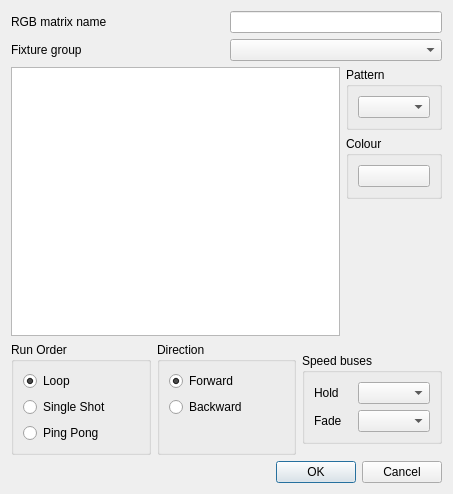
Qt form trunk/ui/src/rgbmatrixeditor.ui (Bondzio/qlc) before a commit.
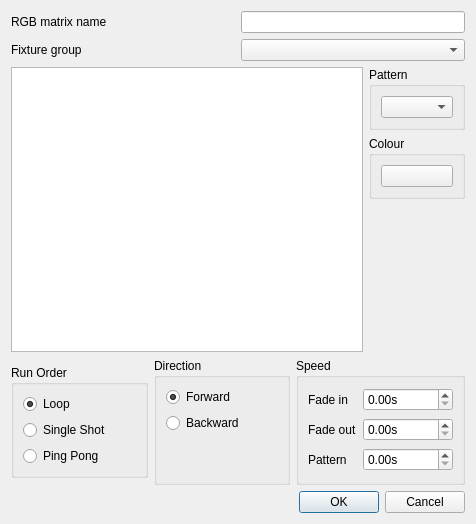
The same form after that commit.

Commit message: Make RGB Matrix obey only fixed speeds (no buses)

```diff
--- a/trunk/ui/src/rgbmatrixeditor.ui
+++ b/trunk/ui/src/rgbmatrixeditor.ui
@@ -6,15 +6,15 @@
    <rect>
     <x>0</x>
     <y>0</y>
-    <width>453</width>
-    <height>494</height>
+    <width>476</width>
+    <height>524</height>
    </rect>
   </property>
   <property name="windowTitle">
    <string>RGB Matrix Editor</string>
   </property>
-  <layout class="QVBoxLayout" name="verticalLayout">
-   <item>
+  <layout class="QGridLayout" name="gridLayout_2">
+   <item row="0" column="0" colspan="3">
     <layout class="QHBoxLayout" name="horizontalLayout_2">
      <item>
       <widget class="QLabel" name="m_nameLabel">
@@ -44,7 +44,7 @@
      </item>
     </layout>
    </item>
-   <item>
+   <item row="1" column="0" colspan="3">
     <layout class="QHBoxLayout" name="horizontalLayout_4">
      <item>
       <widget class="QLabel" name="m_fixtureGroupLabel">
@@ -58,17 +58,10 @@
      </item>
     </layout>
    </item>
-   <item>
+   <item row="2" column="0" colspan="3">
     <layout class="QHBoxLayout" name="horizontalLayout_3">
      <item>
-      <widget class="QGraphicsView" name="m_preview">
-       <property name="sizePolicy">
-        <sizepolicy hsizetype="Expanding" vsizetype="Expanding">
-         <horstretch>0</horstretch>
-         <verstretch>0</verstretch>
-        </sizepolicy>
-       </property>
-      </widget>
+      <widget class="QGraphicsView" name="m_preview"/>
      </item>
      <item>
       <layout class="QVBoxLayout" name="verticalLayout_5">
@@ -136,9 +129,7 @@
      </item>
     </layout>
    </item>
-   <item>
-    <layout class="QHBoxLayout" name="horizontalLayout">
-     <item>
+   <item row="3" column="0">
       <widget class="QGroupBox" name="m_runOrderGroup">
        <property name="sizePolicy">
         <sizepolicy hsizetype="Preferred" vsizetype="Maximum">
@@ -186,7 +177,7 @@
        </layout>
       </widget>
      </item>
-     <item>
+   <item row="3" column="1">
       <widget class="QGroupBox" name="m_directionGroup">
        <property name="sizePolicy">
         <sizepolicy hsizetype="Preferred" vsizetype="Maximum">
@@ -240,44 +231,85 @@
        </layout>
       </widget>
      </item>
-     <item>
-      <widget class="QGroupBox" name="groupBox">
-       <property name="sizePolicy">
-        <sizepolicy hsizetype="Preferred" vsizetype="Maximum">
-         <horstretch>0</horstretch>
-         <verstretch>0</verstretch>
-        </sizepolicy>
+   <item row="3" column="2">
+    <widget class="QGroupBox" name="groupBox_2">
+     <property name="toolTip">
+      <string>Set fixed speed for the RGB matrix</string>
        </property>
        <property name="title">
-        <string>Speed buses</string>
-       </property>
-       <layout class="QGridLayout" name="gridLayout_3">
+      <string>Speed</string>
+     </property>
+     <property name="flat">
+      <bool>false</bool>
+     </property>
+     <property name="checked">
+      <bool>false</bool>
+     </property>
+     <layout class="QGridLayout" name="gridLayout">
         <item row="0" column="0">
-         <widget class="QLabel" name="m_holdBusLabel">
+       <widget class="QLabel" name="label">
           <property name="text">
-           <string>Hold</string>
+         <string>Fade in</string>
           </property>
          </widget>
         </item>
         <item row="0" column="1">
-         <widget class="QComboBox" name="m_holdBusCombo"/>
+       <widget class="QDoubleSpinBox" name="m_fadeInSpin">
+        <property name="toolTip">
+         <string>Time allocated for fade in</string>
+        </property>
+        <property name="suffix">
+         <string>s</string>
+        </property>
+        <property name="maximum">
+         <double>999999.989999999990687</double>
+        </property>
+       </widget>
         </item>
         <item row="1" column="0">
-         <widget class="QLabel" name="m_fadeBusLabel">
+       <widget class="QLabel" name="label_2">
           <property name="text">
-           <string>Fade</string>
+         <string>Fade out</string>
           </property>
          </widget>
         </item>
         <item row="1" column="1">
-         <widget class="QComboBox" name="m_fadeBusCombo"/>
-        </item>
-       </layout>
-      </widget>
-     </item>
-    </layout>
+       <widget class="QDoubleSpinBox" name="m_fadeOutSpin">
+        <property name="toolTip">
+         <string>Time allocated for fade out</string>
+        </property>
+        <property name="suffix">
+         <string>s</string>
+        </property>
+        <property name="maximum">
+         <double>999999.989999999990687</double>
+        </property>
+       </widget>
+      </item>
+      <item row="2" column="0">
+       <widget class="QLabel" name="label_3">
+        <property name="text">
+         <string>Pattern</string>
+        </property>
+       </widget>
+      </item>
+      <item row="2" column="1">
+       <widget class="QDoubleSpinBox" name="m_patternSpin">
+        <property name="toolTip">
+         <string>Time allocated for the whole pattern</string>
+        </property>
+        <property name="suffix">
+         <string>s</string>
+        </property>
+        <property name="maximum">
+         <double>999999.989999999990687</double>
+        </property>
+       </widget>
+      </item>
+     </layout>
+    </widget>
    </item>
-   <item>
+   <item row="4" column="0" colspan="3">
     <widget class="QDialogButtonBox" name="buttonBox">
      <property name="orientation">
       <enum>Qt::Horizontal</enum>
```
Lines whose indentation alone changed are shown as unchanged. The commit also changes 4 other files.
